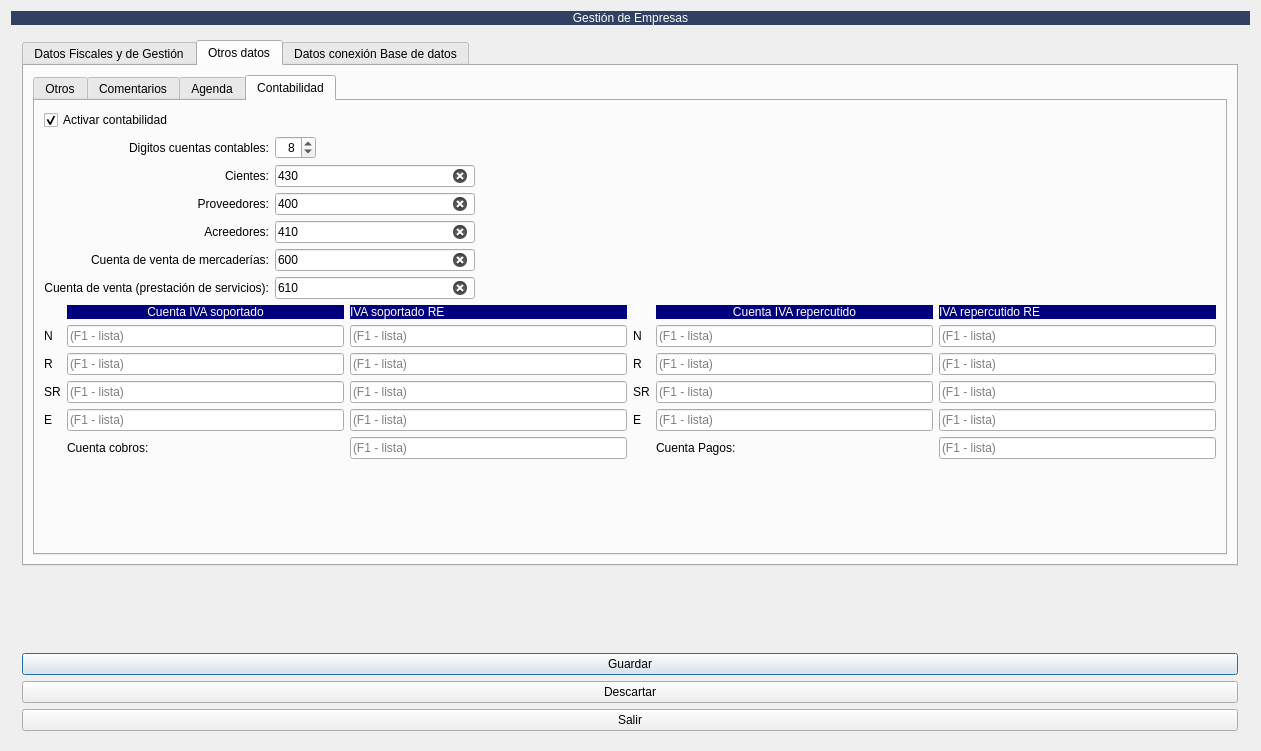
This is ui/frmempresas.ui in MarcArtStudio3D/CreativeFlow as Qt 5 draws it before an edit. The edited form follows.
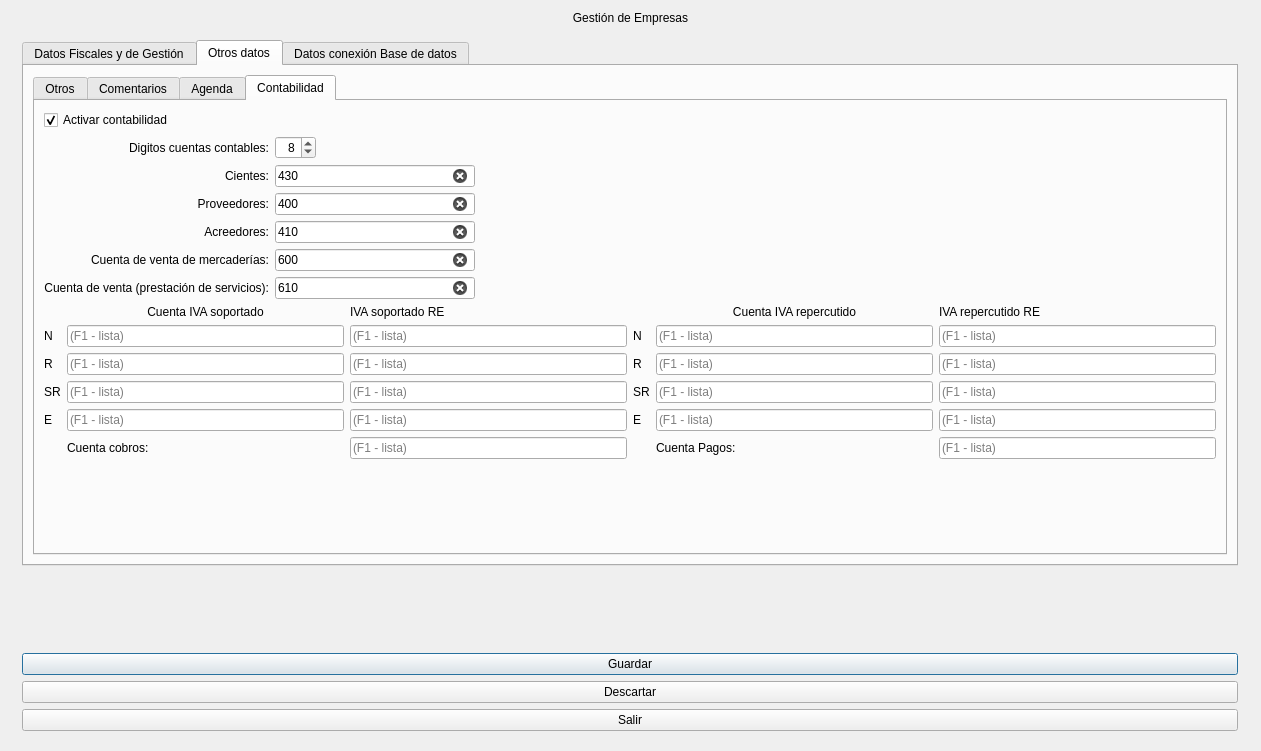
This is the edited form. The open tabs and pages were chosen to show the change. Icons and pictures are not drawn.

Diff of the .ui file:
```diff
--- a/ui/frmempresas.ui
+++ b/ui/frmempresas.ui
@@ -64,9 +64,6 @@
            <height>16777215</height>
           </size>
          </property>
-         <property name="styleSheet">
-          <string notr="true"/>
-         </property>
          <property name="currentIndex">
           <number>0</number>
          </property>
@@ -1523,11 +1520,6 @@
                      <height>15</height>
                     </size>
                    </property>
-                   <property name="styleSheet">
-                    <string notr="true">background-color: rgb(0, 0, 127);
-border-color: rgb(0, 0, 42);
-color: rgb(255, 255, 255);</string>
-                   </property>
                    <property name="text">
                     <string>Cuenta IVA soportado</string>
                    </property>
@@ -1564,11 +1556,6 @@
                      <height>15</height>
                     </size>
                    </property>
-                   <property name="styleSheet">
-                    <string notr="true">background-color: rgb(0, 0, 127);
-border-color: rgb(0, 0, 42);
-color: rgb(255, 255, 255);</string>
-                   </property>
                    <property name="text">
                     <string>Cuenta IVA repercutido</string>
                    </property>
@@ -1690,10 +1677,6 @@
                      <height>15</height>
                     </size>
                    </property>
-                   <property name="styleSheet">
-                    <string notr="true">background-color: rgb(0, 0, 127);
-color: rgb(255, 255, 255);</string>
-                   </property>
                    <property name="text">
                     <string>IVA soportado RE</string>
                    </property>
@@ -1707,10 +1690,6 @@
                      <height>15</height>
                     </size>
                    </property>
-                   <property name="styleSheet">
-                    <string notr="true">background-color: rgb(0, 0, 127);
-color: rgb(255, 255, 255);</string>
-                   </property>
                    <property name="text">
                     <string>IVA repercutido RE</string>
                    </property>
@@ -2141,11 +2120,6 @@
    </item>
    <item row="0" column="0">
     <widget class="QLabel" name="label">
-     <property name="styleSheet">
-      <string notr="true">background-color: #304163;
-font: 14pt &quot;Sans Serif&quot;;
-color: rgb(255, 255, 255);</string>
-     </property>
      <property name="text">
       <string>Gestión de Empresas</string>
      </property>
```
Left out of the diff: 8 changed lines with no effect on the pictures.
